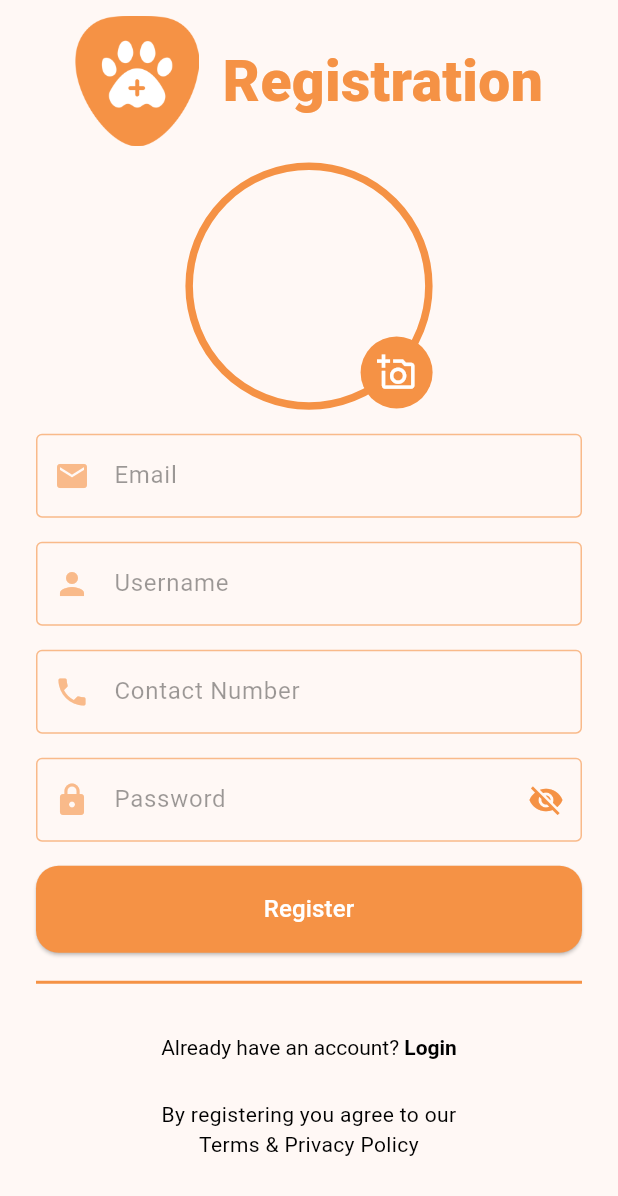
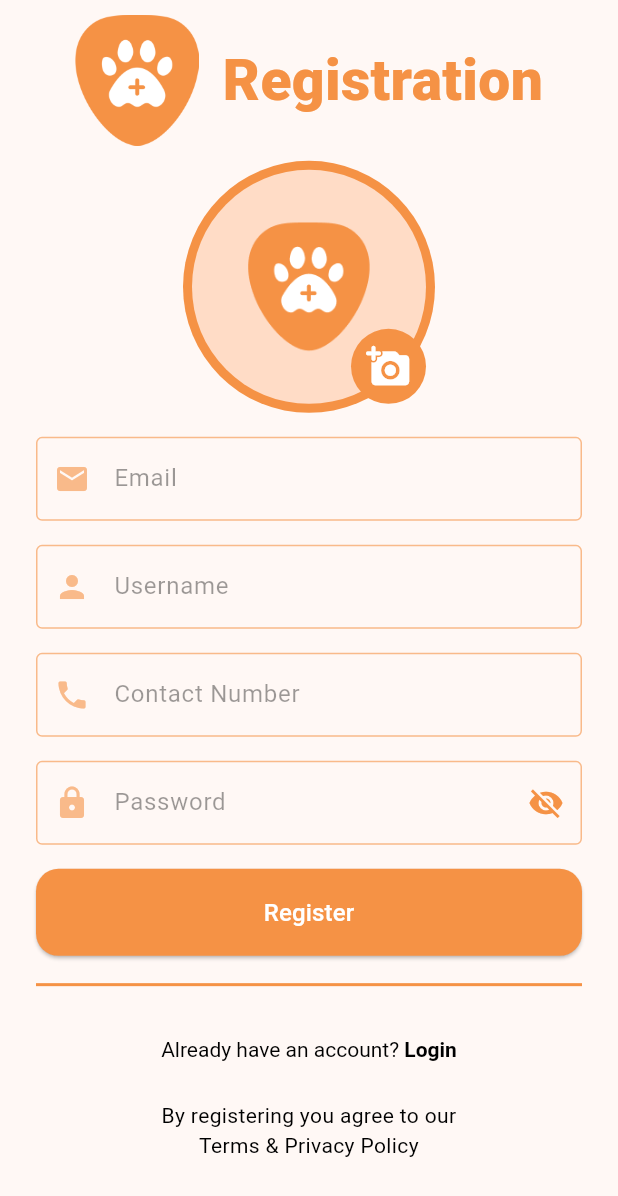
Before and after one commit to Navindu-Ashen/pet-guardian, a Flutter app: the RegistrationScreen screen opened directly, on a phone screen of 412 x 824 dp. Shown: the top 1196 px of the screen. Run offline on Flutter 3.47's test engine with Material 3 defaults, Android fonts, the phone set to English and light mode, and no system bars; our stand-ins replace cloud_firestore, firebase_auth, firebase_core, firebase_storage, image_picker; accounts and stored records are empty.

Commit message:
feat(login and registration provider): implements the login and registration provider

```diff
--- /dev/null
+++ b/lib/models/user.dart
@@ -0,0 +1,43 @@
+import 'package:cloud_firestore/cloud_firestore.dart';
+
+class User {
+  final String uid;
+  final String username;
+  final String email;
+  final String contactNumber;
+  final String profilePictureURL;
+
+  User({
+    required this.uid,
+    required this.username,
+    required this.email,
+    required this.contactNumber,
+    this.profilePictureURL = '',
+  });
+
+  Map<String, dynamic> toMap() {
+    return {
+      'uid': uid,
+      'username': username,
+      'email': email,
+      'contactNumber': contactNumber,
+      'profilePictureURL': profilePictureURL,
+    };
+  }
+
+  factory User.fromMap(DocumentSnapshot doc) {
+    if (!doc.exists) {
+      throw StateError('Document does not exist');
+    }
+
+    Map<String, dynamic> data = doc.data() as Map<String, dynamic>;
+
+    return User(
+      uid: data['uid'] ?? '',
+      username: data['username'] ?? '',
+      email: data['email'] ?? '',
+      contactNumber: data['contactNumber'] ?? '',
+      profilePictureURL: data['profilePictureURL'] ?? '',
+    );
+  }
+}
--- a/lib/screens/authentication/registration.dart
+++ b/lib/screens/authentication/registration.dart
@@ -1,4 +1,6 @@
 import 'package:flutter/material.dart';
+import 'package:pet_guardian/provider/user_provider.dart';
+import 'package:provider/provider.dart';
 
 class RegistrationScreen extends StatefulWidget {
   const RegistrationScreen({super.key});
@@ -62,40 +64,84 @@ class _RegistrationScreenState extends State<RegistrationScreen> {
                       spacing: 16,
                       mainAxisAlignment: MainAxisAlignment.spaceBetween,
                       children: [
-                        SizedBox(
-                          width: screenSize.width * 0.4,
-                          height: screenSize.width * 0.4,
-                          child: Stack(
-                            children: [
-                              Container(
-                                decoration: BoxDecoration(
-                                  shape: BoxShape.circle,
-                                  border: Border.all(
-                                    color: Color.fromARGB(255, 245, 146, 69),
-                                    width: 5,
+                        Stack(
+                          children: [
+                            Align(
+                                alignment: Alignment.topCenter,
+                                child: SizedBox(
+                                  child: CircleAvatar(
+                                    radius: 84,
+                                    backgroundColor:
+                                        Color.fromARGB(255, 245, 146, 69),
+                                    child: CircleAvatar(
+                                      radius: 78.0,
+                                      backgroundImage: context
+                                                  .watch<UserProvider>()
+                                                  .profileImage ==
+                                              null
+                                          ? const AssetImage(
+                                              'assets/logo_bg.png')
+                                          : Image.file(context
+                                                  .watch<UserProvider>()
+                                                  .profileImage!)
+                                              .image,
+                                      child: Align(
+                                        alignment: Alignment.bottomRight,
+                                        child: GestureDetector(
+                                            onTap: () {},
+                                            child: context
+                                                        .watch<UserProvider>()
+                                                        .profileImage ==
+                                                    null
+                                                ? IconButton(
+                                                    onPressed: () {
+                                                      context
+                                                          .read<UserProvider>()
+                                                          .captureImage();
+                                                    },
+                                                    icon: const Icon(Icons
+                                                        .add_a_photo_rounded),
+                                                    iconSize: 30,
+                                                    padding:
+                                                        const EdgeInsets.all(
+                                                            10),
+                                                    color: Colors.white,
+                                                    style: ButtonStyle(
+                                                      backgroundColor:
+                                                          WidgetStateProperty
+                                                              .all<Color>(
+                                                        Color.fromARGB(
+                                                            255, 245, 146, 69),
+                                                      ),
+                                                    ),
+                                                  )
+                                                : IconButton(
+                                                    onPressed: () {
+                                                      context
+                                                          .read<UserProvider>()
+                                                          .clearImage();
+                                                    },
+                                                    icon: const Icon(
+                                                        Icons.cancel_outlined),
+                                                    iconSize: 30,
+                                                    padding:
+                                                        const EdgeInsets.all(
+                                                            10),
+                                                    color: Colors.white,
+                                                    style: ButtonStyle(
+                                                      backgroundColor:
+                                                          WidgetStateProperty
+                                                              .all<Color>(
+                                                        Color.fromARGB(
+                                                            255, 245, 146, 69),
+                                                      ),
+                                                    ),
+                                                  )),
+                                      ),
+                                    ),
                                   ),
-                                ),
-                              ),
-                              Positioned(
-                                right: 0,
-                                top: screenSize.width / 2 - 90,
-                                child: Container(
-                                  decoration: BoxDecoration(
-                                    shape: BoxShape.circle,
-                                    color: Color.fromARGB(255, 245, 146, 69),
-                                  ),
-                                  child: IconButton(
-                                    icon: Icon(
-                                      Icons.add_a_photo_outlined,
-                                      size: 26,
-                                      color: Colors.white,
-                                    ),
-                                    onPressed: () {},
-                                  ),
-                                ),
-                              ),
-                            ],
-                          ),
+                                )),
+                          ],
                         ),
                         TextFormField(
                           controller: _emailController,
--- a/pubspec.yaml
+++ b/pubspec.yaml
@@ -35,6 +35,11 @@ dependencies:
   # Use with the CupertinoIcons class for iOS style icons.
   cupertino_icons: ^1.0.8
   firebase_core: ^3.12.1
+  cloud_firestore: ^5.6.5
+  firebase_storage: ^12.4.4
+  firebase_auth: ^5.5.1
+  image_picker: ^1.1.2
+  provider: ^6.1.2
 
 dev_dependencies:
   flutter_test:
```
Also changed, not shown: lib/main.dart (+8 -1 lines), lib/provider/user_provider.dart (added, +74 -0 lines), lib/services/firebase_services.dart (added, +120 -0 lines), assets/logo_bg.png (added), pubspec.lock, 1 other file.
